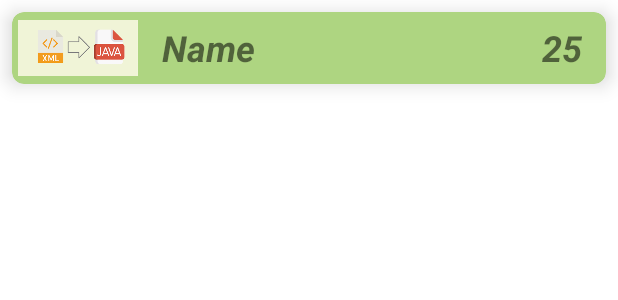
After one commit to AndreyGray/DetectInternetBroadcastExample, an Android app: the layout user_item.xml on its own in the app's theme, with its tools: preview values and no code run, on a phone screen of 412 x 824 dp. The commit adds this screen. Shown: the top 300 px of the screen. Run offline under Robolectric (Android 15) with nearby library versions, the phone set to English and light mode, and no system bars.

Commit message:
Lesson_4_9 xml1

```diff
--- /dev/null
+++ b/app/src/main/res/layout/user_item.xml
@@ -0,0 +1,52 @@
+<?xml version="1.0" encoding="utf-8"?>
+<androidx.cardview.widget.CardView
+    xmlns:android="http://schemas.android.com/apk/res/android"
+    xmlns:app="http://schemas.android.com/apk/res-auto"
+    xmlns:tools="http://schemas.android.com/tools"
+    android:id="@+id/user_item"
+    android:layout_margin="8dp"
+    android:layout_height="48dp"
+    android:layout_width="match_parent"
+    app:cardCornerRadius="8dp"
+    app:cardElevation="8dp"
+    android:backgroundTint="@color/background_green">
+    <androidx.constraintlayout.widget.ConstraintLayout
+        android:layout_width="match_parent"
+        android:layout_height="match_parent">
+        <ImageView
+            android:id="@+id/image_xml"
+            android:layout_width="80dp"
+            android:layout_height="40dp"
+            android:contentDescription="@string/parse_xml"
+            android:src="@drawable/xml_to_pojo"
+            android:layout_margin="4dp"
+            app:layout_constraintTop_toTopOf="parent"
+            app:layout_constraintBottom_toBottomOf="parent"
+            app:layout_constraintStart_toStartOf="parent"/>
+        <TextView
+            android:id="@+id/name"
+            android:layout_width="wrap_content"
+            android:layout_height="match_parent"
+            android:layout_marginStart="16dp"
+            android:gravity="center"
+            android:textSize="24sp"
+            android:textStyle="bold|italic"
+            app:layout_constraintTop_toTopOf="parent"
+            app:layout_constraintBottom_toBottomOf="parent"
+            app:layout_constraintStart_toEndOf="@+id/image_xml"
+            tools:text = "Name"/>
+        <TextView
+            android:id="@+id/age"
+            android:layout_width="wrap_content"
+            android:layout_height="match_parent"
+            android:layout_marginEnd="16dp"
+            android:gravity="center"
+            android:textSize="24sp"
+            android:textStyle="bold|italic"
+            app:layout_constraintTop_toTopOf="parent"
+            app:layout_constraintBottom_toBottomOf="parent"
+            app:layout_constraintEnd_toEndOf="parent"
+            tools:text = "25"/>
+
+    </androidx.constraintlayout.widget.ConstraintLayout>
+</androidx.cardview.widget.CardView>
--- a/app/src/main/res/values/strings.xml
+++ b/app/src/main/res/values/strings.xml
@@ -1,7 +1,7 @@
 <resources>
     <string name="app_name">DetectInternetBroadcastExample</string>
 
-<!--    Connection message-->
+    <!--    Connection message-->
     <string name="no_internet">Internet disconnected</string>
     <string name="yes_internet">Internet connected</string>
     <string name="counter">Counter</string>
@@ -10,5 +10,7 @@
     <string name="dialog_title">Welcome to our interesting app</string>
     <string name="dialog_message">Congratulations on making the right choice by installing our application. We will be glad if you like it and you will rate it by awarding the highest score.</string>
     <string name="ok">OK</string>
+    <string name="parse_xml">Parse XML</string>
+    <string name="age">Age: </string>
 
 </resources>
```
Also changed, not shown: app/src/main/AndroidManifest.xml (+5 -5 lines), app/src/main/java/com/dron/detectinternetbroadcastexample/MainActivity.java (+11 -0 lines), app/src/main/java/com/dron/detectinternetbroadcastexample/UsersActivity.java (added, +54 -0 lines), app/src/main/java/com/dron/detectinternetbroadcastexample/adapter/MyRVAdapter.java (added, +55 -0 lines), app/src/main/java/com/dron/detectinternetbroadcastexample/model/User.java (added, +43 -0 lines), app/src/main/java/com/dron/detectinternetbroadcastexample/parser/UserResourceParser.java (added, +63 -0 lines), app/src/main/res/layout/activity_main.xml (+12 -0 lines), app/src/main/res/layout/activity_users.xml (added, +14 -0 lines), app/src/main/res/drawable/xml_to_pojo.png (added).
